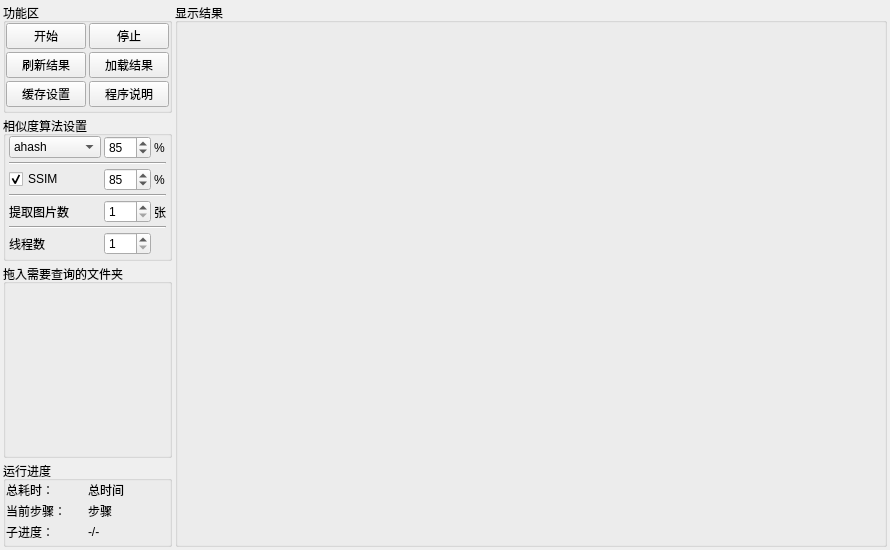
PPJUST/ComicDup, file ui/ui_main.ui: the form before one commit.
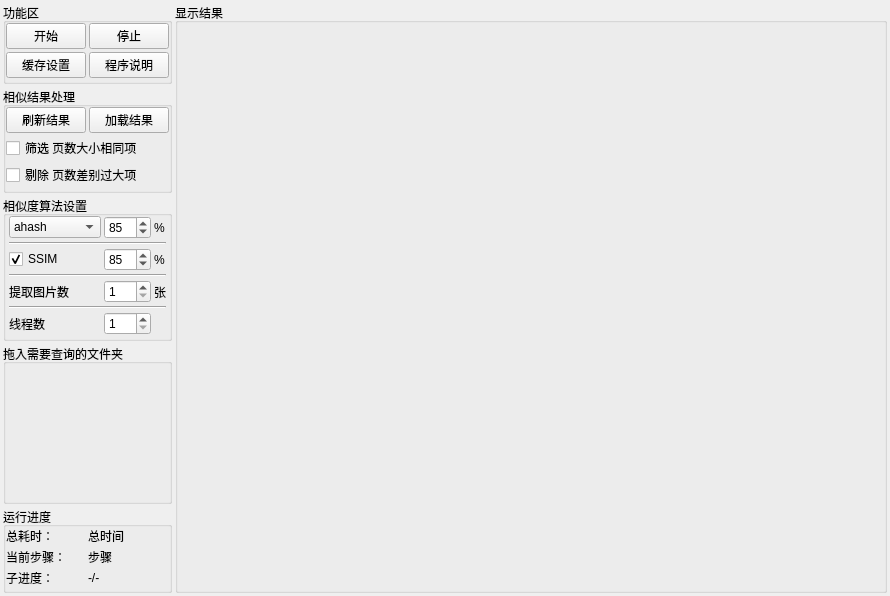
The form after the commit.

Commit message: 调整ui，添加过滤结果的功能

```diff
--- a/ui/ui_main.ui
+++ b/ui/ui_main.ui
@@ -7,7 +7,7 @@
     <x>0</x>
     <y>0</y>
     <width>890</width>
-    <height>550</height>
+    <height>568</height>
    </rect>
   </property>
   <property name="windowTitle">
@@ -31,7 +31,7 @@
      <number>3</number>
     </property>
     <item>
-     <layout class="QVBoxLayout" name="verticalLayout_3" stretch="0,0,1,0">
+     <layout class="QVBoxLayout" name="verticalLayout_3" stretch="0,0,0,1,0">
       <item>
        <widget class="QGroupBox" name="groupBox_button">
         <property name="focusPolicy">
@@ -76,13 +76,6 @@
            </property>
           </widget>
          </item>
-         <item row="1" column="0">
-          <widget class="QPushButton" name="pushButton_refresh_result">
-           <property name="text">
-            <string>刷新结果</string>
-           </property>
-          </widget>
-         </item>
          <item row="2" column="0">
           <widget class="QPushButton" name="pushButton_cache_setting">
            <property name="text">
@@ -90,13 +83,6 @@
            </property>
           </widget>
          </item>
-         <item row="1" column="1">
-          <widget class="QPushButton" name="pushButton_load_result">
-           <property name="text">
-            <string>加载结果</string>
-           </property>
-          </widget>
-         </item>
          <item row="2" column="1">
           <widget class="QPushButton" name="pushButton_info">
            <property name="text">
@@ -107,6 +93,65 @@
         </layout>
        </widget>
       </item>
+      <item>
+       <widget class="QGroupBox" name="groupBox">
+        <property name="title">
+         <string>相似结果处理</string>
+        </property>
+        <layout class="QVBoxLayout" name="verticalLayout_4">
+         <property name="spacing">
+          <number>3</number>
+         </property>
+         <property name="leftMargin">
+          <number>0</number>
+         </property>
+         <property name="topMargin">
+          <number>0</number>
+         </property>
+         <property name="rightMargin">
+          <number>0</number>
+         </property>
+         <property name="bottomMargin">
+          <number>3</number>
+         </property>
+         <item>
+          <layout class="QHBoxLayout" name="horizontalLayout">
+           <property name="spacing">
+            <number>3</number>
+           </property>
+           <item>
+            <widget class="QPushButton" name="pushButton_refresh_result">
+             <property name="text">
+              <string>刷新结果</string>
+             </property>
+            </widget>
+           </item>
+           <item>
+            <widget class="QPushButton" name="pushButton_load_result">
+             <property name="text">
+              <string>加载结果</string>
+             </property>
+            </widget>
+           </item>
+          </layout>
+         </item>
+         <item>
+          <widget class="QCheckBox" name="checkBox_filter_page_size_same">
+           <property name="text">
+            <string>筛选 页数大小相同项</string>
+           </property>
+          </widget>
+         </item>
+         <item>
+          <widget class="QCheckBox" name="checkBox_filter_page_large_diff">
+           <property name="text">
+            <string>剔除 页数差别过大项</string>
+           </property>
+          </widget>
+         </item>
+        </layout>
+       </widget>
+      </item>
       <item>
        <widget class="QGroupBox" name="groupBox_similar">
         <property name="title">
```
Left out of the diff: 2 changed lines with no effect on the pictures. The commit also changes 4 other files.
